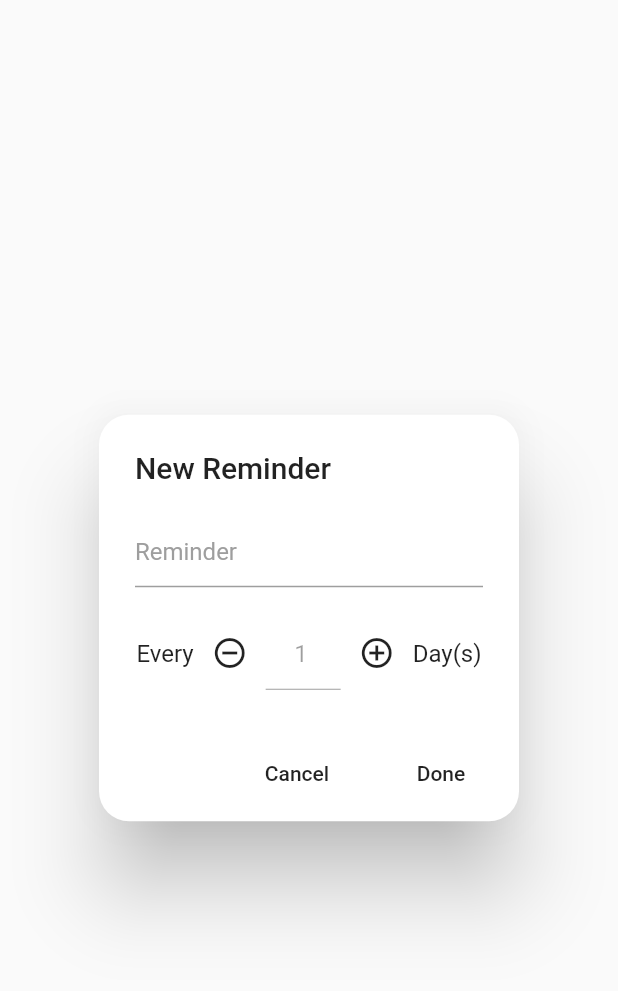
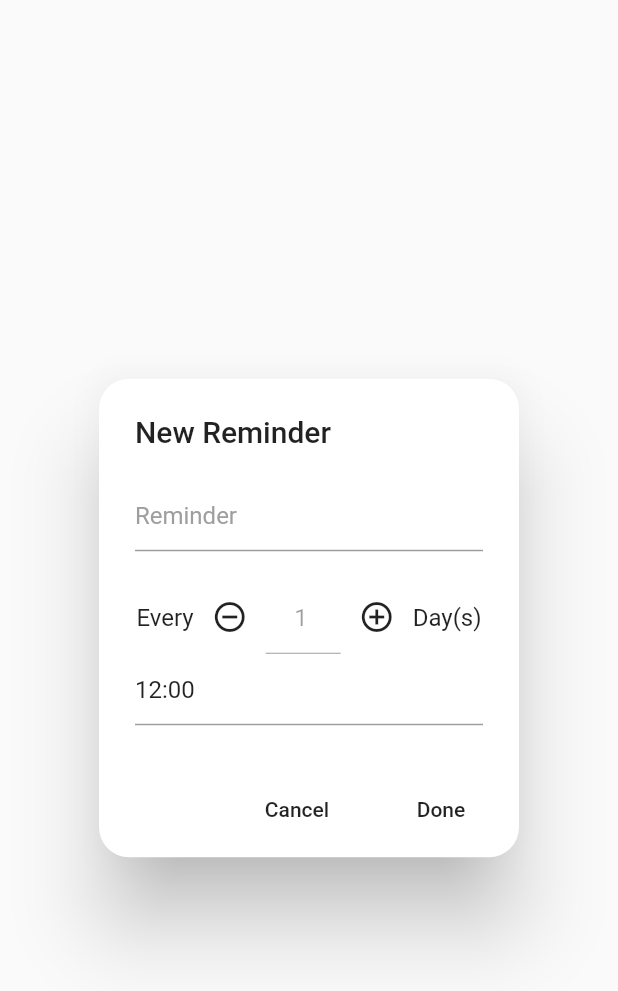
Before and after one commit to kristinacapistrano/DoctonomyApp, a Flutter app: the CreateReminder widget shown alone on an empty page, opened directly with empty values, on a phone screen of 412 x 824 dp. Shown: the top 991 px of the screen. Run offline on Flutter 3.47's test engine with Material 2 defaults, Android fonts, the phone set to English and light mode, and no system bars; our stand-ins replace cloud_firestore, firebase_auth, flushbar, shared_preferences; missing offline and left inert: cron; accounts and stored records are empty.

Commit message:
CreateReminder - Add Time text field

```diff
--- a/lib/widgets/CreateReminder.dart
+++ b/lib/widgets/CreateReminder.dart
@@ -16,9 +16,9 @@ class _CreateReminderState extends State<CreateReminder> {
   StateModel appState;
   String userId;
   _CreateReminderState(this.userId);
-  TextEditingController name = new TextEditingController();
-  TextEditingController days = new TextEditingController();
-
+  TextEditingController name = new TextEditingController(text: "");
+  TextEditingController days = new TextEditingController(text: "1");
+  TextEditingController time = new TextEditingController(text: "12:00");
 //  final String name;
 //  final String startDate;
 //  final String endDate;
@@ -27,8 +27,6 @@ class _CreateReminderState extends State<CreateReminder> {
   @override
   void initState() {
     super.initState();
-    days.text = "1";
-    name.text = "";
   }
 
   @override
@@ -78,15 +76,14 @@ class _CreateReminderState extends State<CreateReminder> {
                 Text("Day(s)"),
               ],
             ),
-//            Text("Every Day"),
-//            TextField(
-//              controller: name,
-//              decoration: new InputDecoration(
-//                hintText: 'Every _ days',
-//                hintStyle: TextStyle(color: Colors.grey),
-//              ),
-//            )
-            //Todo add fields for startDate, endDate, and times
+            TextField(
+              controller: time,
+              decoration: new InputDecoration(
+                hintText: 'Time',
+                hintStyle: TextStyle(color: Colors.grey),
+              ),
+            ),
+            //Todo add fields for startDate and endDate
           ],
         ),
         actions: [
```
Also changed, not shown: lib/screens/provider/patientReminderViewer.dart (+2 -21 lines), lib/screens/provider/patientViewer.dart (+2 -21 lines).
